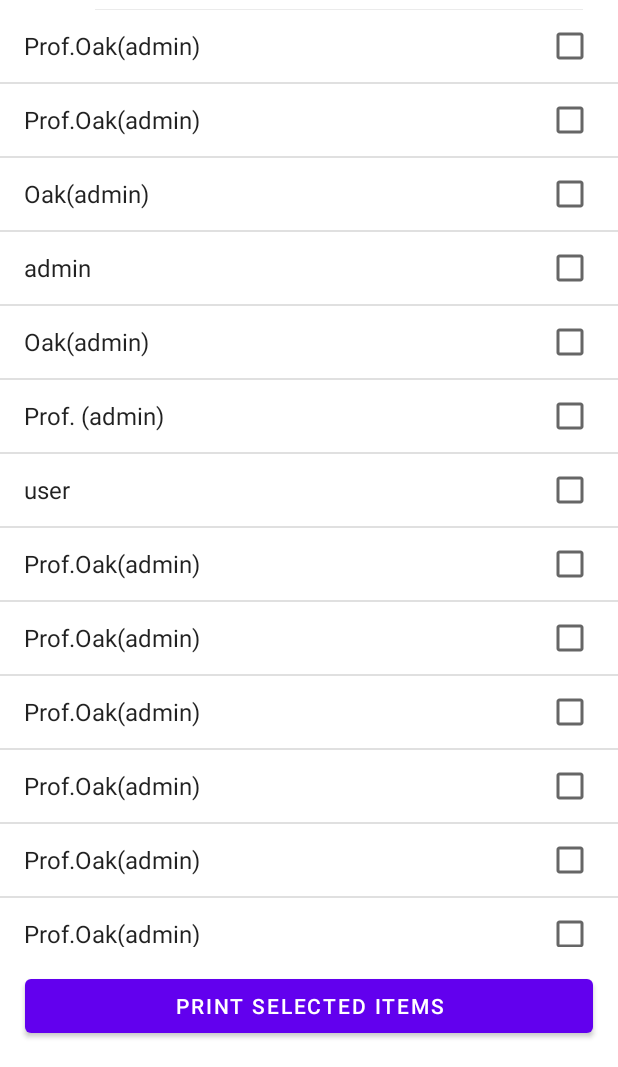
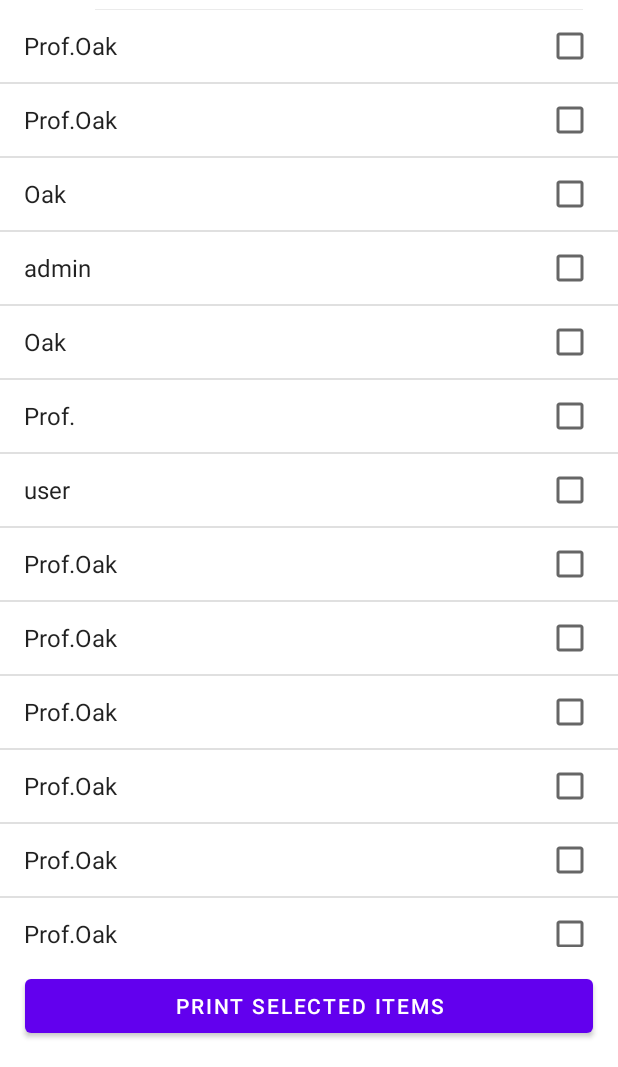
Before and after one commit to talejalilov/SearchList, an Android app: the screen it shows after launch (MainActivity), on a phone screen of 412 x 824 dp, the part 169-1236 px from its top. Run offline under Robolectric (Android 15) with nearby library versions, the phone set to English and light mode, and no system bars.

Commit message:
NewSearchView

```diff
--- a/app/src/main/java/com/example/lab4/MainActivity.java
+++ b/app/src/main/java/com/example/lab4/MainActivity.java
@@ -5,23 +5,23 @@ import androidx.appcompat.widget.SearchView;
 
 import android.content.res.Resources;
 import android.os.Bundle;
+import android.util.Log;
 import android.view.View;
-import android.widget.Adapter;
-import android.widget.AdapterView;
 import android.widget.ArrayAdapter;
-import android.widget.ListView;
 import android.widget.Toast;
 
 import com.example.lab4.databinding.ActivityMainBinding;
 
 import java.util.ArrayList;
+import java.util.Arrays;
+
 
 public class MainActivity extends AppCompatActivity  {
 
     ActivityMainBinding  binding;
     ArrayAdapter<String> adapter;
     String[] nameList ;
-
+    String[] positionList;
 
 
     @Override
@@ -33,9 +33,12 @@ public class MainActivity extends AppCompatActivity  {
         //I write names in res/values/strings.xml in there I create array and input name in here and then call
         Resources resources = getResources();
         nameList = resources.getStringArray(R.array.name_list);
+        positionList = resources.getStringArray(R.array.position);
+
+
 
         //simple_list_item_multiple_choice -- this is ready code, this code create us checkbox view
-        adapter = new ArrayAdapter<>(this, android.R.layout.simple_list_item_multiple_choice, nameList);
+        adapter = new ArrayAdapter<>(this, android.R.layout.simple_list_item_multiple_choice,nameList);
         binding.listview.setAdapter(adapter);
 
         //Click listview and getPosition show on Toast message
@@ -56,15 +59,22 @@ public class MainActivity extends AppCompatActivity  {
         binding.searchBar.setOnQueryTextListener(new SearchView.OnQueryTextListener() {
             @Override
             public boolean onQueryTextSubmit(String query) {
-                MainActivity.this.adapter.getFilter().filter(query);
-                return false;
+                return true;
             }
 
             @Override
             public boolean onQueryTextChange(String newText) {
+                if(adapter.isEmpty()){
+                    binding.listview.setVisibility(View.INVISIBLE);
+                    binding.noRecords.setVisibility(View.VISIBLE);
+                }
+                else {
+                    binding.listview.setVisibility(View.VISIBLE);
+                    binding.noRecords.setVisibility(View.INVISIBLE);
+                }
                 adapter.getFilter().filter(newText);
-                MainActivity.this.adapter.getFilter().filter(newText);
-                return false;
+
+                return true;
             }
         });
 
--- a/app/src/main/res/layout/activity_main.xml
+++ b/app/src/main/res/layout/activity_main.xml
@@ -50,9 +50,25 @@
         android:layout_width="match_parent"
         android:layout_height="0dp"
         android:choiceMode="multipleChoice"
+        android:visibility="visible"
         app:layout_constraintBottom_toTopOf="@+id/linearLayout"
         app:layout_constraintTop_toBottomOf="@+id/search_bar"
-        app:layout_constraintVertical_bias="0.060000002" />
+        app:layout_constraintVertical_bias="0.060000002" >
+
+
+    </ListView>
+
+    <TextView
+        android:id="@+id/noRecords"
+        android:layout_width="wrap_content"
+        android:layout_height="wrap_content"
+        android:textSize="23sp"
+        android:text="No Records Found"
+        android:visibility="gone"
+        app:layout_constraintBottom_toBottomOf="parent"
+        app:layout_constraintEnd_toEndOf="parent"
+        app:layout_constraintStart_toStartOf="parent"
+        app:layout_constraintTop_toTopOf="parent" />
 
 
 </androidx.constraintlayout.widget.ConstraintLayout>
--- a/app/src/main/res/values/strings.xml
+++ b/app/src/main/res/values/strings.xml
@@ -6,26 +6,41 @@
     <string name="todo">TODO</string>
 
     <array name="name_list">
-        <item> Prof.Oak(admin) </item>
-        <item> Prof.Oak(admin) </item>
-        <item>  Oak(admin) </item>
+        <item> Prof.Oak   </item>
+        <item> Prof.Oak  </item>
+        <item>  Oak  </item>
         <item>  admin  </item>
-        <item>  Oak(admin) </item>
-        <item> Prof. (admin) </item>
+        <item>  Oak  </item>
+        <item> Prof.  </item>
         <item> user </item>
+        <item> Prof.Oak  </item>
+        <item> Prof.Oak  </item>
+        <item> Prof.Oak  </item>
+        <item> Prof.Oak  </item>
+        <item> Prof.Oak </item>
+        <item> Prof.Oak </item>
         <item> Prof.Oak(admin) </item>
         <item> Prof.Oak(admin) </item>
         <item> Prof.Oak(admin) </item>
-        <item> Prof.Oak(admin) </item>
-        <item> Prof.Oak(admin) </item>
-        <item> Prof.Oak(admin) </item>
-        <item> Prof.Oak(admin) </item>
-        <item> Prof.Oak(admin) </item>
-        <item> Prof.Oak(admin) </item>
-
-
-
     </array>
 
+    <array name="position">
+        <item> (admin) </item>
+        <item> (admin) </item>
+        <item>  (admin) </item>
+        <item>  admin  </item>
+        <item>  (admin) </item>
+        <item>  (admin) </item>
+        <item> user </item>
+        <item> (admin) </item>
+        <item> (admin) </item>
+        <item> (admin) </item>
+        <item> (admin) </item>
+        <item> (admin) </item>
+        <item> (admin) </item>
+        <item> (admin) </item>
+        <item> (admin) </item>
+        <item> (admin) </item>
+    </array>
 
 </resources>
```
